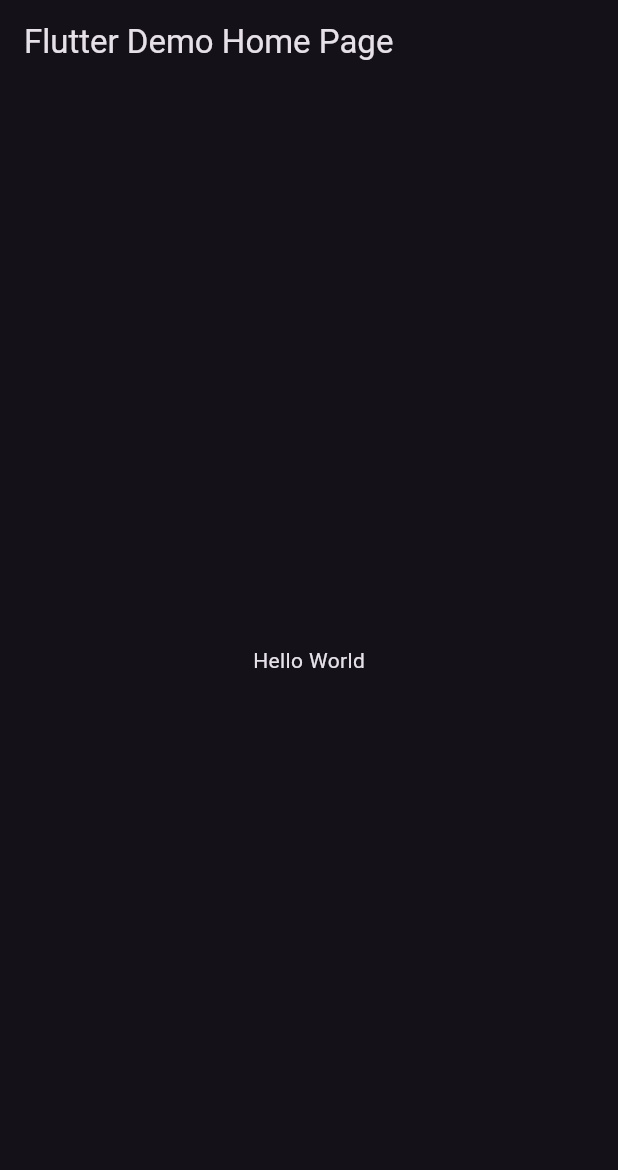
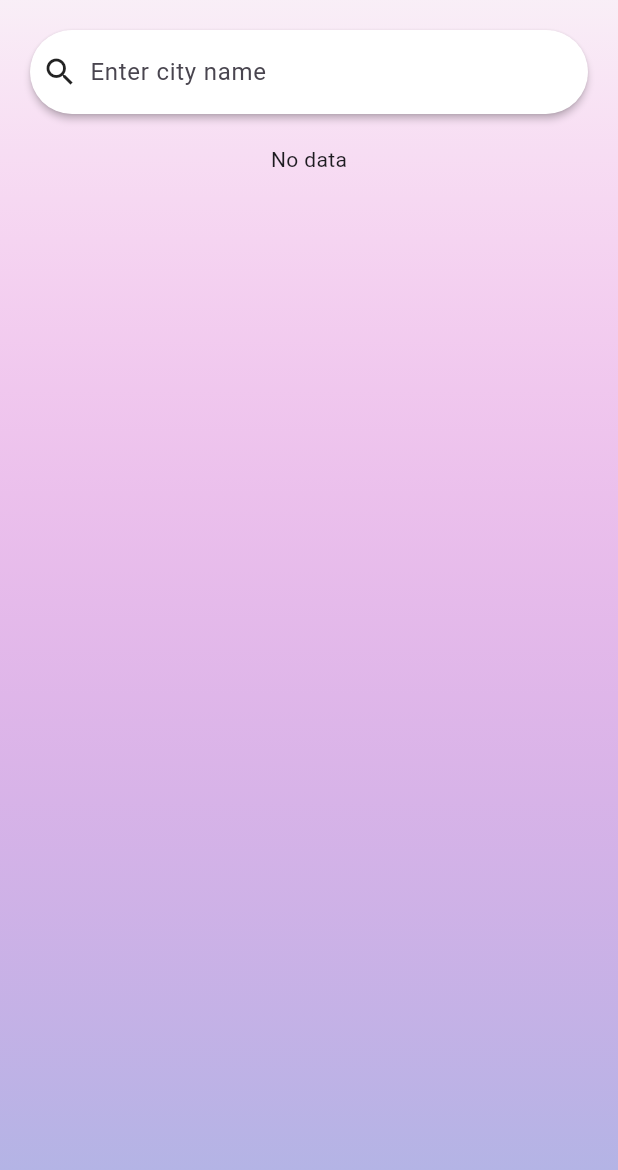
Before and after one commit to Serhat6863/WeatherApp, a Flutter app: the screen it shows after launch, on a phone screen of 412 x 824 dp. Shown: the top 1170 px of the screen. Run offline on Flutter 3.47's test engine with Material 3 defaults, Android fonts, the phone set to English and light mode, and no system bars; our stand-ins replace bloc, dio, equatable, flutter_bloc, retrofit; generated files the repository leaves out were written again.

Commit message:
setting up the weather screen

```diff
--- a/lib/features/weather/data/models/weahter_condition_model.dart
+++ b/lib/features/weather/data/models/weahter_condition_model.dart
@@ -8,9 +8,9 @@ class WeatherConditionModel extends WeatherCondition{
     required int code,
 
   }) : super(
-    text: '',
-    icon: '',
-    code: 0,
+    text: text,
+    icon: icon,
+    code: code,
   );
 
 
--- /dev/null
+++ b/lib/features/weather/presentation/screen/current_weather_screen.dart
@@ -0,0 +1,226 @@
+import 'package:flutter/material.dart';
+import 'package:flutter_bloc/flutter_bloc.dart';
+import 'package:weather_app/features/weather/domain/entities/weather_data.dart';
+import 'package:weather_app/features/weather/presentation/bloc/weather_event.dart';
+
+import '../bloc/weather_bloc.dart';
+import '../bloc/weather_state.dart';
+
+class CurrentWeatherScreen extends StatefulWidget {
+  const CurrentWeatherScreen({super.key});
+
+  @override
+  State<CurrentWeatherScreen> createState() => _CurrentWeatherScreenState();
+}
+
+class _CurrentWeatherScreenState extends State<CurrentWeatherScreen> {
+  @override
+  Widget build(BuildContext context) {
+    return Scaffold(
+      backgroundColor: Color(0xFFF9F9F9),
+      body: Container(
+        decoration: BoxDecoration(
+          gradient: LinearGradient(
+            colors: [Color(0xFF74bd5), Color(0xFFACB6E5)],
+            begin: Alignment.topCenter,
+            end: Alignment.bottomCenter,
+          )
+        ),
+        child: SafeArea(
+          child: Padding(
+            padding: const EdgeInsets.all(20.0),
+            child: Column(
+              children: [
+                SearchBar(
+                  hintText: "Enter city name",
+                  backgroundColor: WidgetStateProperty.all(Colors.white.withValues()),
+                  elevation: WidgetStateProperty.all(2),
+                  leading: Icon(
+                    Icons.search,
+                    color: Colors.black87,
+                  ) ,
+                  onSubmitted: (String value){
+                    context.read<WeatherBloc>().add(FetchWeatherEvent(cityName: value));
+                  },
+                ),
+
+
+
+
+                const SizedBox(height: 20),
+
+                BlocConsumer<WeatherBloc, WeatherState>(
+                  listener: (context,state){
+                    if(state.status.isError){
+                      ScaffoldMessenger.of(context).showSnackBar(
+                        SnackBar(
+                          content: Text(state.message),
+                          backgroundColor: Colors.red,
+                        ),
+                      );
+                    }
+                  },
+                  builder: (context, state){
+
+                    if(state.status.isError) {
+                      return const Center(
+                        child: Text("Error"),
+                      );
+                    }else if(state.status.isLoading){
+                      return const Center(
+                        child: CircularProgressIndicator(),
+                      );
+                    }else if(state.status.isLoaded && state.weatherData != null){
+                      final weatherLocation = state.weatherData!.location;
+                      final weatherCurrent = state.weatherData!.current;
+                      return SizedBox(
+                        height: MediaQuery.of(context).size.height / 2,
+                        child: Container(
+                          decoration: BoxDecoration(
+                            borderRadius: BorderRadius.circular(20),
+                            color: Colors.white,
+
+                            boxShadow: [
+                              BoxShadow(
+                                color: Colors.black.withValues(),
+                                blurRadius: 10,
+                                offset: Offset(0, 5),
+                              ),
+                            ],
+                          ),
+
+                          child: Padding(
+                            padding: const EdgeInsets.all(16.0),
+                            child: Column(
+                              crossAxisAlignment: CrossAxisAlignment.stretch,
+                              children: [
+                                const SizedBox(height: 10,),
+
+                                Text(
+                                  textAlign: TextAlign.center,
+                                  weatherLocation.name,
+                                  style: TextStyle(
+                                    fontSize: 33,
+                                    fontWeight: FontWeight.bold,
+                                    color: Colors.black87,
+                                  ),
+                                ),
+
+                                const SizedBox(height: 10,),
+
+                                Image.network(
+                                  "https:${weatherCurrent.condition.icon}",
+                                  height: 100,
+                                  scale: 0.5,
+
+                                ),
+
+                                const SizedBox(height: 10,),
+
+                                Text(
+                                  textAlign: TextAlign.center,
+                                  "${weatherCurrent.tempC.toString()} °C",
+                                  style: TextStyle(
+                                    fontSize: 50,
+                                    fontWeight: FontWeight.bold,
+                                    color: Colors.black87,
+                                  ),
+                                ),
+
+                                const SizedBox(height: 10,),
+
+                                Text(
+                                  textAlign: TextAlign.center,
+                                  weatherCurrent.condition.text,
+                                  style: TextStyle(
+                                    fontSize: 20,
+                                    fontWeight: FontWeight.bold,
+                                    color: Colors.black87,
+                                  ),
+                                ),
+
+                                const SizedBox(height: 50,),
+
+                                Row(
+                                  children: [
+                                    Expanded(
+                                      child: Column(
+                                        children: [
+                                          Text(
+                                            "${weatherCurrent.windKph} km/h",
+                                            style: TextStyle(
+                                              fontSize: 20,
+                                              fontWeight: FontWeight.bold,
+                                              color: Colors.black87,
+                                            ),
+                                          ),
+
+                                          Text(
+                                            "Wind",
+                                            style: TextStyle(
+                                              fontSize: 15,
+                                              fontWeight: FontWeight.bold,
+                                              color: Colors.black87,
+                                            ),
+                                          ),
+                                        ],
+                                      ),
+                                    ),
+
+                                    Expanded(
+                                      child: Column(
+                                        children: [
+                                          Text(
+                                            "${weatherCurrent.humidity} %",
+                                            style: TextStyle(
+                                              fontSize: 20,
+                                              fontWeight: FontWeight.bold,
+                                              color: Colors.black87,
+                                            ),
+                                          ),
+
+                                          Text(
+                                            "Humidity",
+                                            style: TextStyle(
+                                              fontSize: 15,
+                                              fontWeight: FontWeight.bold,
+                                              color: Colors.black87,
+                                            ),
+                                          ),
+                                        ],
+                                      ),
+                                    )
+                                  ],
+                                )
+
+
+
+
+
+
+
+
+                              ],
+                            ),
+                          ),
+
+                        ),
+                      );
+
+                    }
+
+                    return const Center(
+                      child: Text("No data"),
+                    );
+
+
+                  },
+                ),
+              ],
+            ),
+          ),
+        ),
+      ),
+    );
+  }
+}
--- a/lib/main.dart
+++ b/lib/main.dart
@@ -1,25 +1,38 @@
+import 'package:dio/dio.dart';
 import 'package:flutter/material.dart';
+import 'package:flutter_bloc/flutter_bloc.dart';
+import 'package:weather_app/features/weather/data/api/weather_api_service.dart';
+import 'package:weather_app/features/weather/data/repository/weather_repository_impl.dart';
+import 'package:weather_app/features/weather/presentation/bloc/weather_bloc.dart';
+import 'package:weather_app/features/weather/presentation/screen/current_weather_screen.dart';
+
 
 void main() {
-  runApp(const MyApp());
+  final dio = Dio();
+  final weatherApiService = WeatherApiService(dio);
+  final weatherRepository = WeatherRepositoryImpl(weatherApiService: weatherApiService);
+
+  runApp(
+    MyApp(
+      weatherRepository: weatherRepository,
+    )
+  );
 }
 
 class MyApp extends StatelessWidget {
-  const MyApp({super.key});
+
+  final WeatherRepositoryImpl weatherRepository;
+
+  const MyApp({super.key, required this.weatherRepository});
 
   @override
   Widget build(BuildContext context) {
-    return MaterialApp(
-      debugShowCheckedModeBanner: false,
-      title: 'Flutter Demo',
-      theme: ThemeData.dark(),
-      home: Scaffold(
-        appBar: AppBar(
-          title: const Text('Flutter Demo Home Page'),
-        ),
-        body: const Center(
-          child: Text('Hello World'),
-        ),
+    return BlocProvider(
+      create: (context) => WeatherBloc(weatherRepository: weatherRepository),
+      child: MaterialApp(
+        debugShowCheckedModeBanner: false,
+        title: 'Flutter Demo',
+        home: CurrentWeatherScreen(),
       ),
     );
   }
```
Also changed, not shown: 1 other file.
